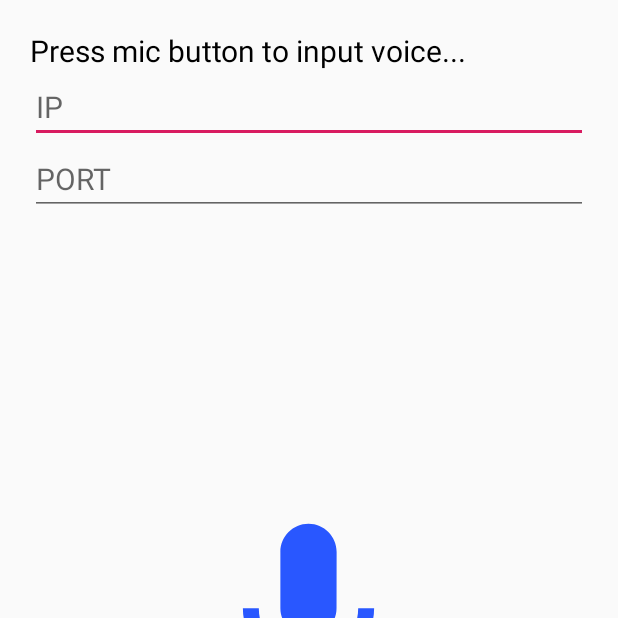
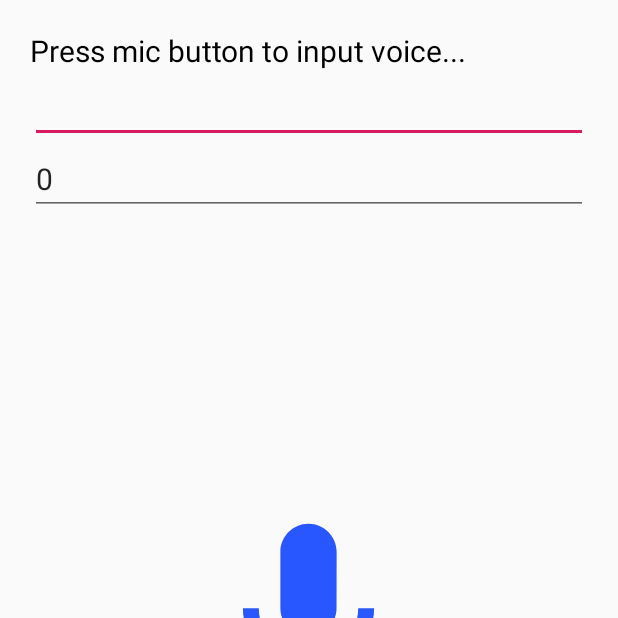
Before and after one commit to akffhaos95/Remote, an Android app: the screen it shows after launch (MainActivity), on a phone screen of 412 x 824 dp, the top half of it. Run offline under Robolectric (Android 15) with nearby library versions, the phone set to English and light mode, and no system bars.

Commit message:
db check, sharde ip,port

```diff
--- a/app/src/main/java/com/example/remote/MainActivity.java
+++ b/app/src/main/java/com/example/remote/MainActivity.java
@@ -57,6 +57,16 @@ public class MainActivity extends AppCompatActivity implements View.OnClickListe
         textPort = findViewById(R.id.textPort);
         voiceBtn.setOnClickListener(this);
         listBtn.setOnClickListener(this);
+    }
+
+    @Override
+    protected void onStart() {
+        super.onStart();
+        SharedPreferences socketPref = getSharedPreferences("socket", MODE_PRIVATE);
+        ip = socketPref.getString("IP"," ");
+        port = socketPref.getInt("PORT",0);
+        textIP.setText(ip);
+        textPort.setText(Integer.toString(port));
     }
 
     @Override
--- a/app/src/main/java/com/example/remote/PluslistActivity.java
+++ b/app/src/main/java/com/example/remote/PluslistActivity.java
@@ -30,7 +30,6 @@ public class PluslistActivity extends AppCompatActivity implements View.OnClickL
     EditText modelText;
     Button applyBtn, nameBtn, modelBtn;
     String model, name, speakname, ip="", res="";
-    Boolean dbcheck=Boolean.FALSE;
     int port=0;
     @Override
     protected void onCreate(Bundle savedInstanceState){
@@ -77,7 +76,7 @@ public class PluslistActivity extends AppCompatActivity implements View.OnClickL
                 if(name.length()==0 || model.length()==0){
                     Toast.makeText(this, "빈칸이 있습니다.", Toast.LENGTH_SHORT).show();
                 }
-                else if(dbcheck==Boolean.TRUE){
+                else if(res=="Yes"){
                     save();
                     finish();
                 }
@@ -101,9 +100,6 @@ public class PluslistActivity extends AppCompatActivity implements View.OnClickL
                 res = new String(packet.getData());
                 Log.d("test2",res+" : "+model);
                 modelBtn.setText(res);
-                if(res=="Yes") {
-                    dbcheck = Boolean.TRUE;
-                }
             } catch (Exception e) { }
         }
     }
```
